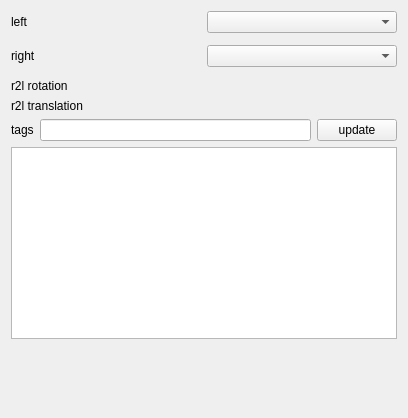
Qt form Code/Gui/MITK/Plugins/uk.ac.ucl.cmic.igitagtracker/src/internal/TagTrackerViewControls.ui (NifTK/NifTK) before a commit.
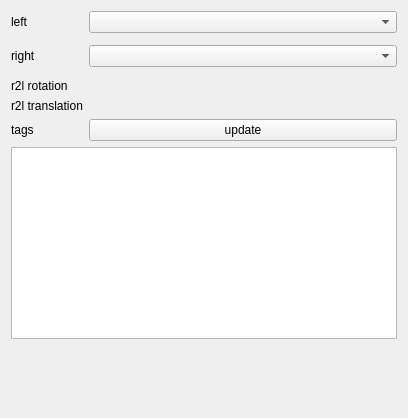
The same form after that commit. Custom widgets are drawn as their Qt base class.

Commit message: Bug #2227: Layout changes to Tag Tracker View

The edit to the form file:
```diff
--- a/Code/Gui/MITK/Plugins/uk.ac.ucl.cmic.igitagtracker/src/internal/TagTrackerViewControls.ui
+++ b/Code/Gui/MITK/Plugins/uk.ac.ucl.cmic.igitagtracker/src/internal/TagTrackerViewControls.ui
@@ -13,13 +13,19 @@
   <property name="windowTitle">
    <string>Form</string>
   </property>
-  <layout class="QHBoxLayout" name="horizontalLayout_2">
+  <layout class="QHBoxLayout" name="horizontalLayout">
    <item>
     <layout class="QVBoxLayout" name="verticalLayout">
      <item>
       <layout class="QGridLayout" name="gridLayout">
        <item row="0" column="0">
         <widget class="QLabel" name="m_LeftComboBoxLabel">
+         <property name="sizePolicy">
+          <sizepolicy hsizetype="Fixed" vsizetype="Preferred">
+           <horstretch>0</horstretch>
+           <verstretch>0</verstretch>
+          </sizepolicy>
+         </property>
          <property name="text">
           <string>left</string>
          </property>
@@ -33,6 +39,12 @@
        </item>
        <item row="2" column="0">
         <widget class="QLabel" name="m_RightComboBoxLabel">
+         <property name="sizePolicy">
+          <sizepolicy hsizetype="Fixed" vsizetype="Preferred">
+           <horstretch>0</horstretch>
+           <verstretch>0</verstretch>
+          </sizepolicy>
+         </property>
          <property name="text">
           <string>right</string>
          </property>
@@ -46,6 +58,12 @@
        </item>
        <item row="4" column="0">
         <widget class="QLabel" name="m_RightToLeftRotationLabel">
+         <property name="sizePolicy">
+          <sizepolicy hsizetype="Fixed" vsizetype="Preferred">
+           <horstretch>0</horstretch>
+           <verstretch>0</verstretch>
+          </sizepolicy>
+         </property>
          <property name="text">
           <string>r2l rotation</string>
          </property>
@@ -56,6 +74,12 @@
        </item>
        <item row="5" column="0">
         <widget class="QLabel" name="m_RightToLeftTranslationLabel">
+         <property name="sizePolicy">
+          <sizepolicy hsizetype="Fixed" vsizetype="Preferred">
+           <horstretch>0</horstretch>
+           <verstretch>0</verstretch>
+          </sizepolicy>
+         </property>
          <property name="text">
           <string>r2l translation</string>
          </property>
@@ -64,21 +88,14 @@
        <item row="5" column="1">
         <widget class="ctkPathLineEdit" name="m_RightToLeftTranslationFileNameEdit" native="true"/>
        </item>
-      </layout>
-     </item>
-     <item>
-      <layout class="QHBoxLayout" name="horizontalLayout">
-       <item>
+       <item row="6" column="0">
         <widget class="QLabel" name="m_NumberOfTagsLabel">
          <property name="text">
           <string>tags</string>
          </property>
         </widget>
        </item>
-       <item>
-        <widget class="QLineEdit" name="m_NumberOfTagsEdit"/>
-       </item>
-       <item>
+       <item row="6" column="1">
         <widget class="QPushButton" name="m_UpdateButton">
          <property name="text">
           <string>update</string>
```
Left out of the diff: 6 changed lines with no effect on the pictures. The commit also changes 1 other file.
